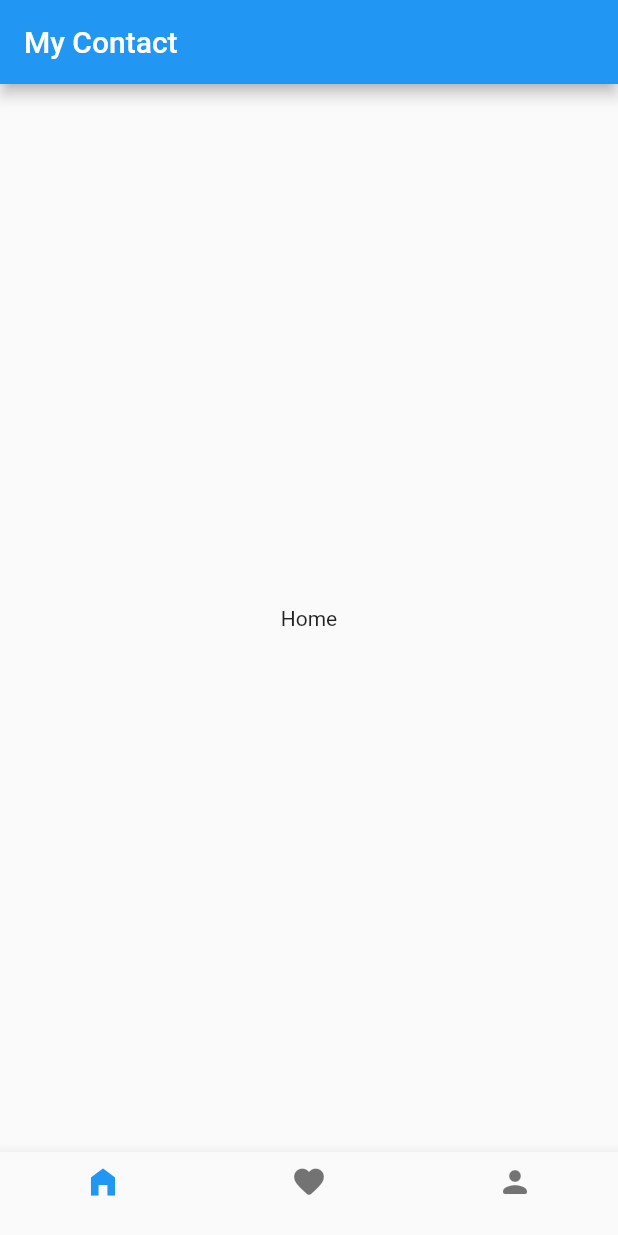
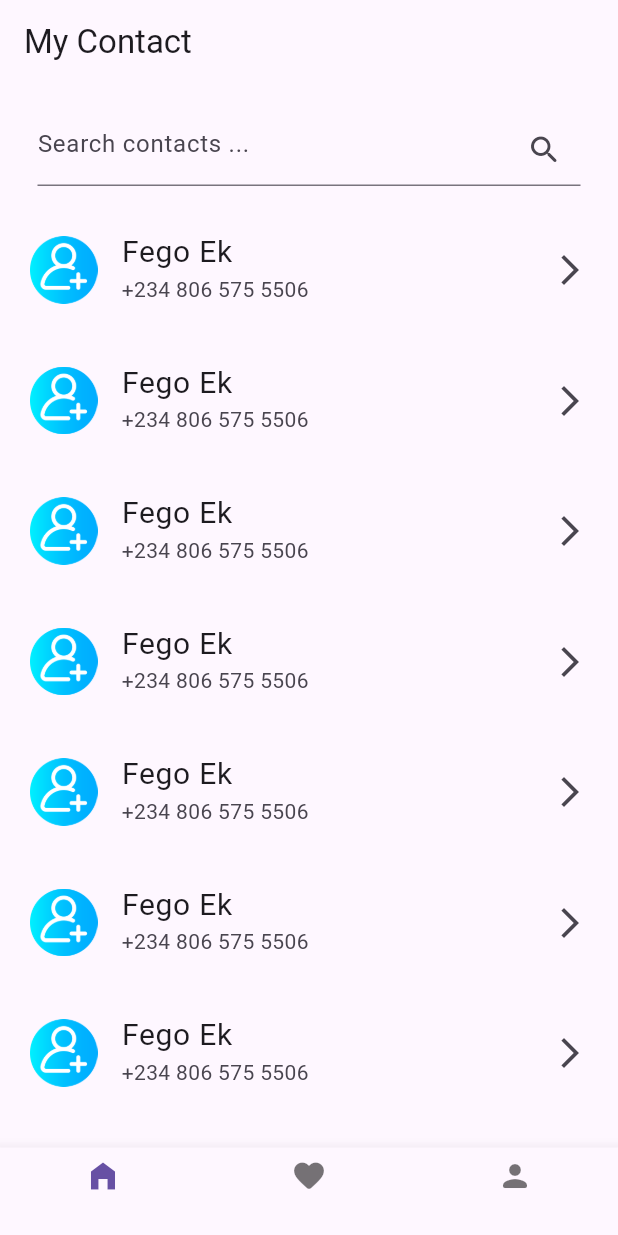
Before and after one commit to fegoek/ContactList, a Flutter app: the screen it shows after launch, on a phone screen of 412 x 824 dp. Run offline on Flutter 3.47's test engine with Material 2 defaults, Android fonts, the phone set to English and light mode, and no system bars.

Commit message:
added search iput field to home_widget.dart

```diff
--- a/lib/main.dart
+++ b/lib/main.dart
@@ -14,6 +14,7 @@ class MyApp extends StatelessWidget {
       debugShowCheckedModeBanner: false,
       title: 'Flutter Demo',
       theme: ThemeData(
+        useMaterial3: true,
         primarySwatch: Colors.blue,
       ),
       home: const HomeScreen(),
--- a/lib/widgets/home_widget.dart
+++ b/lib/widgets/home_widget.dart
@@ -1,6 +1,4 @@
 import 'package:flutter/material.dart';
-import 'package:flutter/src/widgets/container.dart';
-import 'package:flutter/src/widgets/framework.dart';
 
 class HomeWidget extends StatefulWidget {
   const HomeWidget({super.key});
@@ -12,10 +10,47 @@ class HomeWidget extends StatefulWidget {
 class _HomeWidgetState extends State<HomeWidget> {
   @override
   Widget build(BuildContext context) {
-    return const SafeArea(
-      child: Center(
-        child: Text("Home"),
-      ),
+    return SafeArea(
+      child: Column(
+        children: [
+          const SizedBox(height: 20.0,),
+          //this renders the search input
+          const Padding(
+            padding: EdgeInsets.only(left: 25.0, right: 25.0),
+            child: TextField(
+              decoration: InputDecoration(
+                hintText: "Search contacts ...",
+                suffixIcon: Icon(Icons.search_rounded)
+              ),
+            ),
+          ),
+
+      const SizedBox(height: 10.0,),
+
+      //this will render a list of contacts
+
+      Expanded(
+        child: ListView.builder(
+          itemCount: 80,
+          itemBuilder: (context, index){
+            return ListTile(
+              contentPadding: const EdgeInsets.fromLTRB(20.0, 10.0, 20.0, 5.0),
+              leading: Image.asset("assets/images/add-user.png", height: 45.0,),
+              title: const Text("Fego Ek", style: TextStyle(fontSize: 20.0),),
+              subtitle: const Text("+234 806 575 5506"),
+              trailing: const Icon(Icons.arrow_forward_ios),
+              // trailing: DropdownButton(
+              //   items: const [DropdownMenuItem(child: Text("View Contact"))
+              //   ],
+              //   onChanged: (value){}),
+
+            );
+          }),
+      )
+
+
+        ],
+      )
     );
   }
 }
--- a/pubspec.yaml
+++ b/pubspec.yaml
@@ -62,8 +62,8 @@ flutter:
   uses-material-design: true
 
   # To add assets to your application, add an assets section, like this:
-  # assets:
-  #   - images/a_dot_burr.jpeg
+  assets:
+    - assets/images/
   #   - images/a_dot_ham.jpeg
 
   # An image asset can refer to one or more resolution-specific "variants", see
```
Also changed, not shown: assets/images/add-user.png (added).
